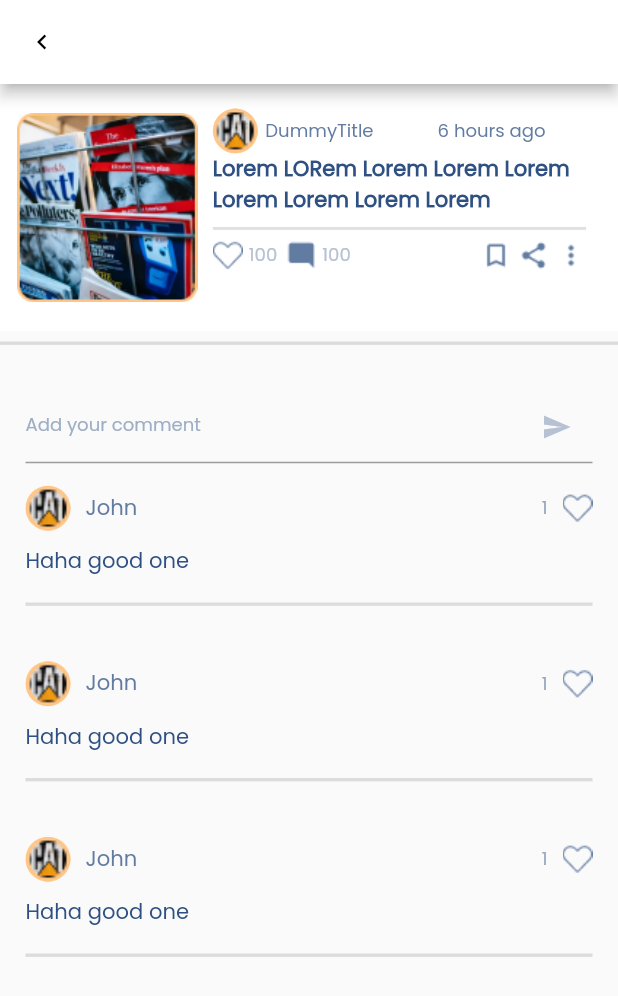
After one commit to S-Sahanii0/news_app, a Flutter app: the CommentScreen screen opened by its route, on a phone screen of 412 x 824 dp. The commit adds this screen. Shown: the top 996 px of the screen. Run offline on Flutter 3.47's test engine with Material 2 defaults, Android fonts, the light colour scheme and no system bars; our stand-ins replace bloc, cloud_firestore, device_preview, equatable, firebase_auth, firebase_core and 4 more; missing offline and left inert: custom_pop_up_menu; accounts and stored records are empty.

Commit message:
comment screen completed

```diff
--- a/lib/components/app_form_field.dart
+++ b/lib/components/app_form_field.dart
@@ -24,15 +24,13 @@ class AppFormField extends StatelessWidget {
 
   @override
   Widget build(BuildContext context) {
-    return Padding(
-      padding: const EdgeInsets.symmetric(horizontal: 65, vertical: 10),
-      child: Column(
+    return Column(
       crossAxisAlignment: CrossAxisAlignment.start,
       children: [
         Text(
           fieldTitle,
-            style: AppStyle.regularText16
-                .copyWith(color: AppColors.darkBlueShade1),
+          style:
+              AppStyle.regularText16.copyWith(color: AppColors.darkBlueShade1),
         ),
         FormBuilderTextField(
           validator: validators,
@@ -48,7 +46,7 @@ class AppFormField extends StatelessWidget {
                 onTap: onTap ?? () {},
                 child: Icon(
                   suffixIcon,
-                    color: AppColors.greyShade3,
+                  color: AppColors.greyShade2,
                   size: 20,
                 ),
               ),
@@ -57,7 +55,6 @@ class AppFormField extends StatelessWidget {
                   AppStyle.lightText12.copyWith(color: AppColors.greyShade1)),
         )
       ],
-      ),
     );
   }
 }
--- a/lib/config/app_router.dart
+++ b/lib/config/app_router.dart
@@ -9,6 +9,7 @@ import 'package:news_app/features/auth/screens/sign_up_screen.dart';
 import 'package:news_app/features/categories/screens/category_screen.dart';
 import 'package:news_app/features/categories/screens/choose_category_screen.dart';
 import 'package:news_app/features/channels/screens/channels_screen.dart';
+import 'package:news_app/features/news_feed/screens/comments_screen.dart';
 import 'package:news_app/features/news_feed/screens/discover_screen.dart';
 import 'package:news_app/features/news_feed/screens/my_feed.dart';
 import 'package:news_app/features/news_feed/screens/single_news_screen.dart';
@@ -64,6 +65,8 @@ Route<dynamic> generateRoute(RouteSettings settings) {
           builder: (context) => const ChooseCategoryScreen());
     case ProfileScreen.route:
       return MaterialPageRoute(builder: (context) => const ProfileScreen());
+    case CommentScreen.route:
+      return MaterialPageRoute(builder: (context) => const CommentScreen());
 
     default:
       return CupertinoPageRoute<void>(
--- /dev/null
+++ b/lib/features/news_feed/screens/comments_screen.dart
@@ -0,0 +1,81 @@
+import 'package:flutter/material.dart';
+import 'package:flutter_screenutil/flutter_screenutil.dart';
+import 'package:news_app/components/app_bar/app_bar.dart';
+import 'package:news_app/components/app_form_field.dart';
+import 'package:news_app/config/theme/theme.dart';
+import 'package:news_app/features/news_feed/widgets/comment_card.dart';
+import 'package:news_app/features/news_feed/widgets/news_detail_card.dart';
+
+class CommentScreen extends StatefulWidget {
+  const CommentScreen({Key? key}) : super(key: key);
+
+  static const String route = "/kRouteComment";
+  @override
+  _CommentScreenState createState() => _CommentScreenState();
+}
+
+class _CommentScreenState extends State<CommentScreen> {
+  bool isHeart = false;
+  bool isBookmark = false;
+  @override
+  Widget build(BuildContext context) {
+    return SafeArea(
+      child: Scaffold(
+        appBar: CustomAppBar().appBarWithBack(context),
+        body: SingleChildScrollView(
+          child: Column(
+            children: [
+              NewsDetailCard(
+                newsTitle: "DummyTitle",
+                newsDescription:
+                    "Lorem LORem Lorem Lorem Lorem Lorem Lorem Lorem Lorem",
+                newsTime: "6 hours ago",
+                numberOfLikes: "100",
+                numberOfComments: "100",
+                commentTapped: true,
+                isHeart: isHeart,
+                isBookmark: isBookmark,
+                onTapHeart: () {
+                  setState(() {
+                    isHeart = !isHeart;
+                  });
+                },
+                onTapComment: () {},
+                onTapBookmark: () {
+                  setState(() {
+                    isBookmark = !isBookmark;
+                  });
+                },
+                onTapShare: () {},
+                onTapMenu: () {},
+              ),
+              Divider(
+                thickness: 2.h,
+              ),
+              Padding(
+                padding: const EdgeInsets.symmetric(horizontal: 17),
+                child: AppFormField(
+                    fieldTitle: "",
+                    fieldName: "comment",
+                    hintText: "Add your comment",
+                    suffixIcon: Icons.send,
+                    textInputAction: TextInputAction.done),
+              ),
+              ListView.builder(
+                  physics: const NeverScrollableScrollPhysics(),
+                  shrinkWrap: true,
+                  itemCount: 3,
+                  itemBuilder: (context, index) {
+                    return CommentCard(
+                        commentor: "John",
+                        noOfLikes: 1,
+                        commentText: "Haha good one",
+                        onTapHeart: () {});
+                  }),
+            ],
+          ),
+        ),
+      ),
+    );
+  }
+}
--- /dev/null
+++ b/lib/features/news_feed/widgets/comment_card.dart
@@ -0,0 +1,89 @@
+import 'package:flutter/material.dart';
+import 'package:flutter_screenutil/flutter_screenutil.dart';
+import 'package:news_app/config/theme/theme.dart';
+
+class CommentCard extends StatefulWidget {
+  CommentCard({
+    Key? key,
+    required this.commentor,
+    required this.noOfLikes,
+    required this.commentText,
+    required this.onTapHeart,
+    this.isLiked = false,
+  }) : super(key: key);
+
+  final String commentor;
+  final int noOfLikes;
+  final String commentText;
+  bool isLiked;
+  final VoidCallback onTapHeart;
+
+  @override
+  _CommentCardState createState() => _CommentCardState();
+}
+
+class _CommentCardState extends State<CommentCard> {
+  @override
+  Widget build(BuildContext context) {
+    return Padding(
+      padding: const EdgeInsets.symmetric(horizontal: 17, vertical: 15),
+      child: Column(
+        crossAxisAlignment: CrossAxisAlignment.start,
+        mainAxisSize: MainAxisSize.min,
+        children: [
+          Row(
+            children: [
+              CircleAvatar(
+                backgroundColor: AppColors.yellowShade2,
+                radius: 15,
+                backgroundImage:
+                    ExactAssetImage("assets/images/dummy_channel.png"),
+              ),
+              SizedBox(
+                width: 10.w,
+              ),
+              Text(
+                widget.commentor,
+                style: AppStyle.regularText14
+                    .copyWith(color: AppColors.darkBlueShade2),
+              ),
+              Spacer(
+                flex: 6,
+              ),
+              Text(
+                widget.noOfLikes.toString(),
+                style: AppStyle.regularText12
+                    .copyWith(color: AppColors.darkBlueShade3),
+              ),
+              SizedBox(
+                width: 10.w,
+              ),
+              GestureDetector(
+                onTap: () {
+                  setState(() {
+                    widget.isLiked = !widget.isLiked;
+                  });
+                  widget.onTapHeart;
+                },
+                child: Image(
+                    image:
+                        widget.isLiked ? AppIcons.heartTapped : AppIcons.heart),
+              )
+            ],
+          ),
+          Padding(
+            padding: const EdgeInsets.symmetric(vertical: 10),
+            child: Text(
+              widget.commentText,
+              style: AppStyle.regularText14
+                  .copyWith(color: AppColors.darkBlueShade1),
+            ),
+          ),
+          Divider(
+            thickness: 2.h,
+          ),
+        ],
+      ),
+    );
+  }
+}
--- a/lib/features/news_feed/widgets/news_detail_card.dart
+++ b/lib/features/news_feed/widgets/news_detail_card.dart
@@ -11,6 +11,7 @@ class NewsDetailCard extends StatefulWidget {
   final String numberOfComments;
   bool? isHeart;
   bool? isBookmark;
+  bool? commentTapped;
   final VoidCallback onTapHeart;
   final VoidCallback onTapComment;
   final VoidCallback onTapBookmark;
@@ -29,6 +30,7 @@ class NewsDetailCard extends StatefulWidget {
       required this.onTapBookmark,
       required this.onTapShare,
       required this.onTapMenu,
+      this.commentTapped = false,
       this.isHeart = false,
       this.isBookmark = false})
       : super(key: key);
@@ -109,7 +111,8 @@ class _NewsDetailCardState extends State<NewsDetailCard> {
                             onTapShare: widget.onTapShare,
                             onTapBookMark: widget.onTapBookmark,
                             isHeart: widget.isHeart!,
-                            isBookmark: widget.isBookmark!),
+                            isBookmark: widget.isBookmark!,
+                            commentTapped: widget.commentTapped!),
                       )
                     ],
                   ),
@@ -129,6 +132,7 @@ Widget _feedIconRow(
     required VoidCallback onTapComment,
     required VoidCallback onTapShare,
     required VoidCallback onTapBookMark,
+    required bool commentTapped,
     required bool isHeart,
     required bool isBookmark}) {
   return Row(
@@ -150,7 +154,11 @@ Widget _feedIconRow(
       SizedBox(
         width: 2.w,
       ),
-      InkWell(onTap: onTapComment, child: const Image(image: AppIcons.comment)),
+      InkWell(
+          onTap: onTapComment,
+          child: Image(
+              image:
+                  commentTapped ? AppIcons.commentTapped : AppIcons.comment)),
       Padding(
         padding: const EdgeInsets.symmetric(horizontal: 4),
         child: Text(
```
Also changed, not shown: lib/components/app_floating_button.dart (added, +25 -0 lines), lib/features/categories/screens/category_screen.dart (+3 -7 lines), lib/features/channels/screens/channels_screen.dart (+3 -7 lines), lib/features/news_feed/screens/discover_screen.dart (+3 -7 lines), lib/features/news_feed/screens/my_feed.dart (+7 -9 lines), lib/features/profile/screens/profile_screen.dart (+8 -0 lines). Lines whose indentation alone changed are shown as unchanged.
